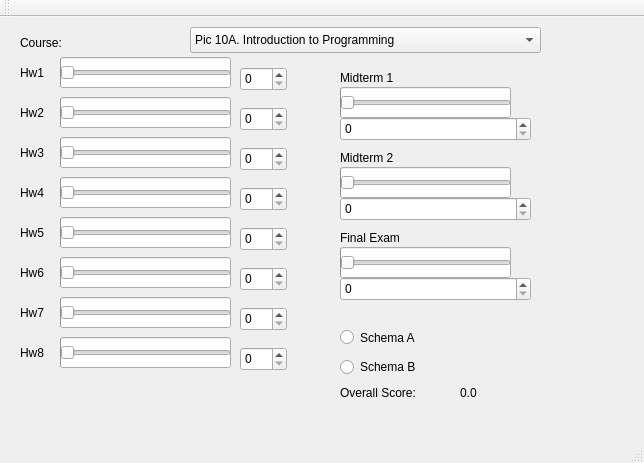
This is mainwindow.ui in connorvhennen/GradeCalculator as Qt 5 draws it before an edit. The edited form follows.
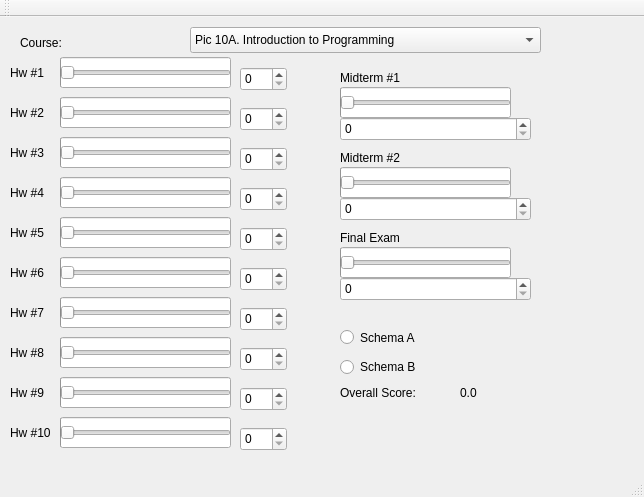
This is the edited form.

```diff
--- a/mainwindow.ui
+++ b/mainwindow.ui
@@ -7,7 +7,7 @@
     <x>0</x>
     <y>0</y>
     <width>644</width>
-    <height>463</height>
+    <height>497</height>
    </rect>
   </property>
   <property name="windowTitle">
@@ -861,105 +861,105 @@
    <widget class="QLabel" name="hw1Label">
     <property name="geometry">
      <rect>
-      <x>20</x>
+      <x>10</x>
       <y>40</y>
-      <width>31</width>
+      <width>41</width>
       <height>31</height>
      </rect>
     </property>
     <property name="text">
-     <string>Hw1</string>
+     <string>Hw #1</string>
     </property>
    </widget>
    <widget class="QLabel" name="hw2Label">
     <property name="geometry">
      <rect>
-      <x>20</x>
+      <x>10</x>
       <y>86</y>
-      <width>41</width>
+      <width>51</width>
       <height>20</height>
      </rect>
     </property>
     <property name="text">
-     <string>Hw2</string>
+     <string>Hw #2</string>
     </property>
    </widget>
    <widget class="QLabel" name="hw2Label_2">
     <property name="geometry">
      <rect>
-      <x>20</x>
+      <x>10</x>
       <y>120</y>
-      <width>31</width>
+      <width>41</width>
       <height>31</height>
      </rect>
     </property>
     <property name="text">
-     <string>Hw3</string>
+     <string>Hw #3</string>
     </property>
    </widget>
    <widget class="QLabel" name="hw2Label_3">
     <property name="geometry">
      <rect>
-      <x>20</x>
+      <x>10</x>
       <y>160</y>
-      <width>31</width>
+      <width>51</width>
       <height>31</height>
      </rect>
     </property>
     <property name="text">
-     <string>Hw4</string>
+     <string>Hw #4</string>
     </property>
    </widget>
    <widget class="QLabel" name="hw2Label_4">
     <property name="geometry">
      <rect>
-      <x>20</x>
+      <x>10</x>
       <y>200</y>
-      <width>31</width>
+      <width>41</width>
       <height>31</height>
      </rect>
     </property>
     <property name="text">
-     <string>Hw5</string>
+     <string>Hw #5</string>
     </property>
    </widget>
    <widget class="QLabel" name="hw2Label_5">
     <property name="geometry">
      <rect>
-      <x>20</x>
+      <x>10</x>
       <y>240</y>
-      <width>31</width>
+      <width>41</width>
       <height>31</height>
      </rect>
     </property>
     <property name="text">
-     <string>Hw6</string>
+     <string>Hw #6</string>
     </property>
    </widget>
    <widget class="QLabel" name="hw2Label_6">
     <property name="geometry">
      <rect>
-      <x>20</x>
+      <x>10</x>
       <y>280</y>
-      <width>31</width>
+      <width>41</width>
       <height>31</height>
      </rect>
     </property>
     <property name="text">
-     <string>Hw7</string>
+     <string>Hw #7</string>
     </property>
    </widget>
    <widget class="QLabel" name="hw2Label_7">
     <property name="geometry">
      <rect>
-      <x>20</x>
+      <x>10</x>
       <y>320</y>
-      <width>31</width>
+      <width>41</width>
       <height>31</height>
      </rect>
     </property>
     <property name="text">
-     <string>Hw8</string>
+     <string>Hw #8</string>
     </property>
    </widget>
    <widget class="QLabel" name="hw2Label_8">
@@ -972,7 +972,7 @@
      </rect>
     </property>
     <property name="text">
-     <string>Midterm 1</string>
+     <string>Midterm #1</string>
     </property>
    </widget>
    <widget class="QLabel" name="hw2Label_9">
@@ -985,7 +985,7 @@
      </rect>
     </property>
     <property name="text">
-     <string>Midterm 2</string>
+     <string>Midterm #2</string>
     </property>
    </widget>
    <widget class="QLabel" name="hw2Label_10">
@@ -1065,6 +1065,178 @@
      </property>
     </item>
    </widget>
+   <widget class="QProgressBar" name="tenBprogBar">
+    <property name="geometry">
+     <rect>
+      <x>60</x>
+      <y>360</y>
+      <width>171</width>
+      <height>31</height>
+     </rect>
+    </property>
+    <property name="maximumSize">
+     <size>
+      <width>171</width>
+      <height>16777215</height>
+     </size>
+    </property>
+    <property name="font">
+     <font>
+      <family>Apple Braille</family>
+      <pointsize>20</pointsize>
+      <kerning>false</kerning>
+     </font>
+    </property>
+    <property name="mouseTracking">
+     <bool>false</bool>
+    </property>
+    <property name="acceptDrops">
+     <bool>false</bool>
+    </property>
+    <property name="whatsThis">
+     <string/>
+    </property>
+    <property name="autoFillBackground">
+     <bool>false</bool>
+    </property>
+    <property name="inputMethodHints">
+     <set>Qt::ImhNone</set>
+    </property>
+    <property name="textVisible">
+     <bool>true</bool>
+    </property>
+   </widget>
+   <widget class="QSpinBox" name="tenBSpinBox">
+    <property name="geometry">
+     <rect>
+      <x>240</x>
+      <y>370</y>
+      <width>47</width>
+      <height>24</height>
+     </rect>
+    </property>
+    <property name="maximum">
+     <number>100</number>
+    </property>
+   </widget>
+   <widget class="QLabel" name="tenBhw">
+    <property name="geometry">
+     <rect>
+      <x>10</x>
+      <y>360</y>
+      <width>41</width>
+      <height>31</height>
+     </rect>
+    </property>
+    <property name="text">
+     <string>Hw #9</string>
+    </property>
+   </widget>
+   <widget class="QSlider" name="ten10bhorzslider">
+    <property name="geometry">
+     <rect>
+      <x>60</x>
+      <y>360</y>
+      <width>171</width>
+      <height>31</height>
+     </rect>
+    </property>
+    <property name="autoFillBackground">
+     <bool>false</bool>
+    </property>
+    <property name="maximum">
+     <number>100</number>
+    </property>
+    <property name="orientation">
+     <enum>Qt::Horizontal</enum>
+    </property>
+   </widget>
+   <widget class="QProgressBar" name="tenBporgBar">
+    <property name="geometry">
+     <rect>
+      <x>60</x>
+      <y>400</y>
+      <width>171</width>
+      <height>31</height>
+     </rect>
+    </property>
+    <property name="maximumSize">
+     <size>
+      <width>171</width>
+      <height>16777215</height>
+     </size>
+    </property>
+    <property name="font">
+     <font>
+      <family>Apple Braille</family>
+      <pointsize>20</pointsize>
+      <kerning>false</kerning>
+     </font>
+    </property>
+    <property name="mouseTracking">
+     <bool>false</bool>
+    </property>
+    <property name="acceptDrops">
+     <bool>false</bool>
+    </property>
+    <property name="whatsThis">
+     <string/>
+    </property>
+    <property name="autoFillBackground">
+     <bool>false</bool>
+    </property>
+    <property name="inputMethodHints">
+     <set>Qt::ImhNone</set>
+    </property>
+    <property name="textVisible">
+     <bool>true</bool>
+    </property>
+   </widget>
+   <widget class="QSpinBox" name="tenBspinBox">
+    <property name="geometry">
+     <rect>
+      <x>240</x>
+      <y>410</y>
+      <width>47</width>
+      <height>24</height>
+     </rect>
+    </property>
+    <property name="maximum">
+     <number>100</number>
+    </property>
+   </widget>
+   <widget class="QLabel" name="tenBhwLabel2">
+    <property name="geometry">
+     <rect>
+      <x>10</x>
+      <y>400</y>
+      <width>51</width>
+      <height>31</height>
+     </rect>
+    </property>
+    <property name="text">
+     <string>Hw #10</string>
+    </property>
+   </widget>
+   <widget class="QSlider" name="tenBhorzSlider2">
+    <property name="geometry">
+     <rect>
+      <x>60</x>
+      <y>400</y>
+      <width>171</width>
+      <height>31</height>
+     </rect>
+    </property>
+    <property name="autoFillBackground">
+     <bool>false</bool>
+    </property>
+    <property name="maximum">
+     <number>100</number>
+    </property>
+    <property name="orientation">
+     <enum>Qt::Horizontal</enum>
+    </property>
+   </widget>
    <zorder>progressBar</zorder>
    <zorder>spinBox</zorder>
    <zorder>spinBox_2</zorder>
```
Left out of the diff: 8 changed lines with no effect on the pictures.
